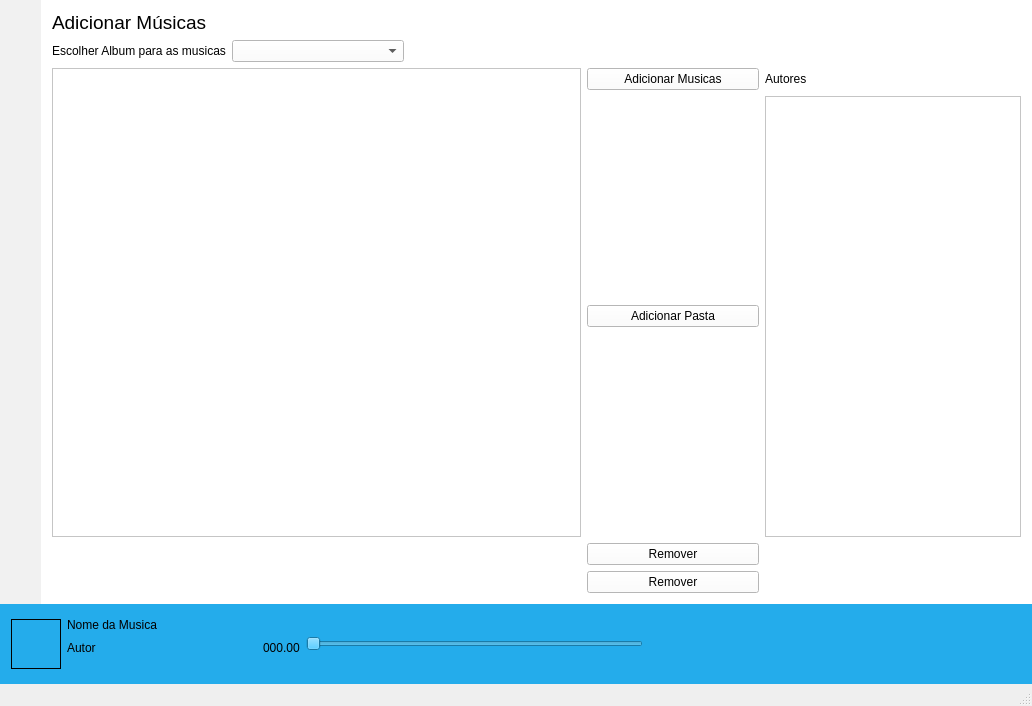
This is media5/mainwindow.ui in Grupo-9-EngenhariaSoftware2016/Media-Player as Qt 5 draws it before an edit. The edited form follows.
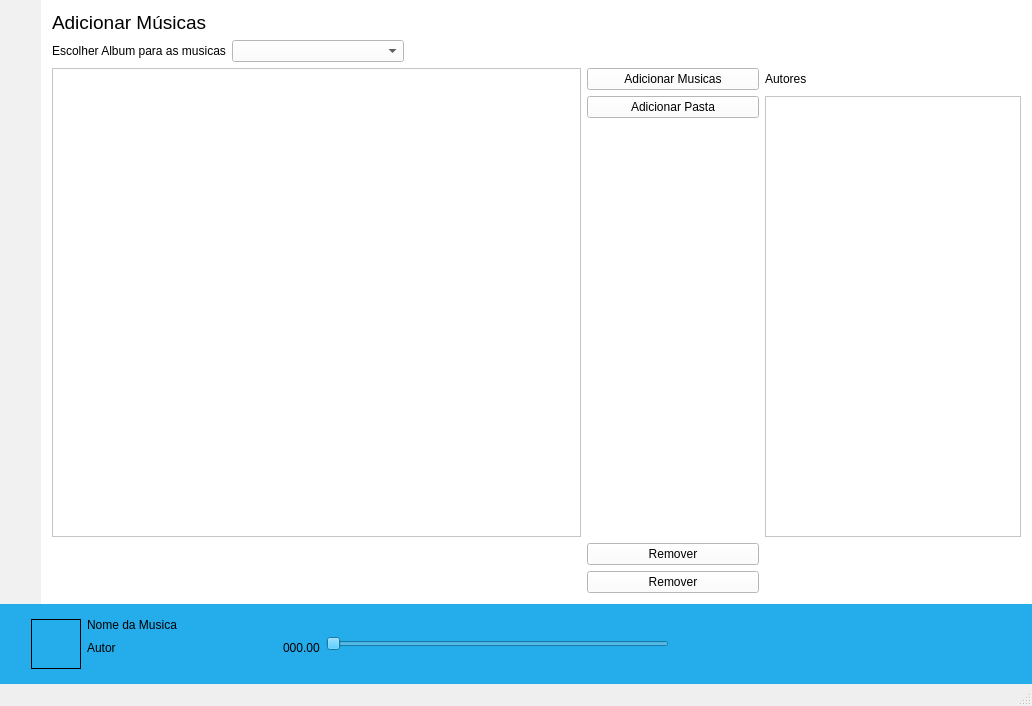
This is the edited form. The open tabs and pages were chosen to show the change. Icons and pictures are not drawn.

```diff
--- a/media5/mainwindow.ui
+++ b/media5/mainwindow.ui
@@ -677,68 +677,52 @@
        <string notr="true">background-color:rgb(36, 172, 235);</string>
       </property>
       <property name="currentIndex">
-       <number>2</number>
+       <number>0</number>
       </property>
       <widget class="QWidget" name="player_tab">
        <layout class="QGridLayout" name="gridLayout_5">
-        <item row="0" column="12" rowspan="3">
-         <widget class="QPushButton" name="player_button_shuffle">
-          <property name="text">
-           <string/>
-          </property>
-          <property name="icon">
-           <iconset resource="icons/img.qrc">
-            <normaloff>:/square.png</normaloff>:/square.png</iconset>
-          </property>
-          <property name="iconSize">
-           <size>
-            <width>24</width>
-            <height>24</height>
-           </size>
-          </property>
-          <property name="flat">
-           <bool>true</bool>
-          </property>
-         </widget>
-        </item>
-        <item row="1" column="4">
+        <item row="1" column="5">
          <widget class="QLabel" name="player_label_timer">
           <property name="text">
            <string>000.00</string>
           </property>
          </widget>
         </item>
-        <item row="0" column="1">
+        <item row="0" column="13" rowspan="3">
+         <widget class="QPushButton" name="player_button_shuffle">
+          <property name="text">
+           <string/>
+          </property>
+          <property name="icon">
+           <iconset resource="icons/img.qrc">
+            <normaloff>:/shuffle.png</normaloff>:/shuffle.png</iconset>
+          </property>
+          <property name="iconSize">
+           <size>
+            <width>24</width>
+            <height>24</height>
+           </size>
+          </property>
+          <property name="flat">
+           <bool>true</bool>
+          </property>
+         </widget>
+        </item>
+        <item row="0" column="2">
          <widget class="QLabel" name="player_label_song">
           <property name="text">
            <string>Nome da Musica</string>
           </property>
          </widget>
         </item>
-        <item row="0" column="3">
-         <spacer name="horizontalSpacer_3">
-          <property name="orientation">
-           <enum>Qt::Horizontal</enum>
-          </property>
-          <property name="sizeType">
-           <enum>QSizePolicy::Fixed</enum>
-          </property>
-          <property name="sizeHint" stdset="0">
-           <size>
-            <width>100</width>
-            <height>20</height>
-           </size>
-          </property>
-         </spacer>
-        </item>
-        <item row="0" column="11" rowspan="3">
+        <item row="0" column="12" rowspan="3">
          <widget class="QPushButton" name="player_button_next">
           <property name="text">
            <string/>
           </property>
           <property name="icon">
            <iconset resource="icons/img.qrc">
-            <normaloff>:/square.png</normaloff>:/square.png</iconset>
+            <normaloff>:/next.png</normaloff>:/next.png</iconset>
           </property>
           <property name="iconSize">
            <size>
@@ -751,7 +735,7 @@
           </property>
          </widget>
         </item>
-        <item row="0" column="9" rowspan="3">
+        <item row="0" column="10" rowspan="3">
          <widget class="QPushButton" name="player_button_play">
           <property name="text">
            <string/>
@@ -769,12 +753,58 @@
             <height>24</height>
            </size>
           </property>
+          <property name="autoDefault">
+           <bool>false</bool>
+          </property>
           <property name="flat">
            <bool>true</bool>
           </property>
          </widget>
         </item>
-        <item row="0" column="0" rowspan="3">
+        <item row="0" column="4">
+         <spacer name="horizontalSpacer_3">
+          <property name="orientation">
+           <enum>Qt::Horizontal</enum>
+          </property>
+          <property name="sizeType">
+           <enum>QSizePolicy::Fixed</enum>
+          </property>
+          <property name="sizeHint" stdset="0">
+           <size>
+            <width>100</width>
+            <height>20</height>
+           </size>
+          </property>
+         </spacer>
+        </item>
+        <item row="0" column="11" rowspan="3">
+         <widget class="QPushButton" name="player_button_stop">
+          <property name="text">
+           <string/>
+          </property>
+          <property name="icon">
+           <iconset resource="icons/img.qrc">
+            <normaloff>:/square.png</normaloff>:/square.png</iconset>
+          </property>
+          <property name="iconSize">
+           <size>
+            <width>24</width>
+            <height>24</height>
+           </size>
+          </property>
+          <property name="flat">
+           <bool>true</bool>
+          </property>
+         </widget>
+        </item>
+        <item row="0" column="6" rowspan="3">
+         <widget class="QSlider" name="player_slider">
+          <property name="orientation">
+           <enum>Qt::Horizontal</enum>
+          </property>
+         </widget>
+        </item>
+        <item row="0" column="1" rowspan="3">
          <widget class="QLabel" name="player_label_artwork">
           <property name="sizePolicy">
            <sizepolicy hsizetype="Expanding" vsizetype="Fixed">
@@ -808,14 +838,14 @@
           </property>
          </widget>
         </item>
-        <item row="0" column="10" rowspan="3">
-         <widget class="QPushButton" name="player_button_stop">
+        <item row="0" column="8" rowspan="3" colspan="2">
+         <widget class="QPushButton" name="player_button_previous">
           <property name="text">
            <string/>
           </property>
           <property name="icon">
            <iconset resource="icons/img.qrc">
-            <normaloff>:/square.png</normaloff>:/square.png</iconset>
+            <normaloff>:/previous.png</normaloff>:/previous.png</iconset>
           </property>
           <property name="iconSize">
            <size>
@@ -828,88 +858,21 @@
           </property>
          </widget>
         </item>
-        <item row="0" column="5" rowspan="3">
-         <widget class="QSlider" name="player_slider">
-          <property name="orientation">
-           <enum>Qt::Horizontal</enum>
-          </property>
-         </widget>
-        </item>
-        <item row="1" column="1">
+        <item row="1" column="2">
          <widget class="QLabel" name="player_label_artist">
           <property name="text">
            <string>Autor</string>
           </property>
          </widget>
         </item>
-        <item row="0" column="7" rowspan="3" colspan="2">
-         <widget class="QPushButton" name="player_button_previous">
-          <property name="text">
-           <string/>
-          </property>
-          <property name="icon">
-           <iconset resource="icons/img.qrc">
-            <normaloff>:/square.png</normaloff>:/square.png</iconset>
-          </property>
-          <property name="iconSize">
-           <size>
-            <width>24</width>
-            <height>24</height>
-           </size>
-          </property>
-          <property name="flat">
-           <bool>true</bool>
-          </property>
-         </widget>
-        </item>
-        <item row="0" column="13" rowspan="3">
-         <widget class="QPushButton" name="player_button_repeat">
-          <property name="text">
-           <string/>
-          </property>
-          <property name="icon">
-           <iconset resource="icons/img.qrc">
-            <normaloff>:/square.png</normaloff>:/square.png</iconset>
-          </property>
-          <property name="iconSize">
-           <size>
-            <width>24</width>
-            <height>24</height>
-           </size>
-          </property>
-          <property name="flat">
-           <bool>true</bool>
-          </property>
-         </widget>
-        </item>
-        <item row="0" column="15" rowspan="3">
-         <widget class="QPushButton" name="player_button_3">
-          <property name="text">
-           <string/>
-          </property>
-          <property name="icon">
-           <iconset resource="icons/img.qrc">
-            <normaloff>:/square.png</normaloff>:/square.png</iconset>
-          </property>
-          <property name="iconSize">
-           <size>
-            <width>24</width>
-            <height>24</height>
-           </size>
-          </property>
-          <property name="flat">
-           <bool>true</bool>
-          </property>
-         </widget>
-        </item>
         <item row="0" column="14" rowspan="3">
-         <widget class="QPushButton" name="player_button_mute">
+         <widget class="QPushButton" name="player_button_repeat">
           <property name="text">
            <string/>
           </property>
           <property name="icon">
            <iconset resource="icons/img.qrc">
-            <normaloff>:/square.png</normaloff>:/square.png</iconset>
+            <normaloff>:/repeat.png</normaloff>:/repeat.png</iconset>
           </property>
           <property name="iconSize">
            <size>
@@ -922,7 +885,7 @@
           </property>
          </widget>
         </item>
-        <item row="0" column="6">
+        <item row="0" column="7">
          <spacer name="horizontalSpacer_9">
           <property name="orientation">
            <enum>Qt::Horizontal</enum>
@@ -938,6 +901,62 @@
           </property>
          </spacer>
         </item>
+        <item row="0" column="15" rowspan="3">
+         <widget class="QPushButton" name="player_button_mute">
+          <property name="text">
+           <string/>
+          </property>
+          <property name="icon">
+           <iconset resource="icons/img.qrc">
+            <normaloff>:/Som.png</normaloff>
+            <normalon>:/Silence.png</normalon>:/Som.png</iconset>
+          </property>
+          <property name="iconSize">
+           <size>
+            <width>24</width>
+            <height>24</height>
+           </size>
+          </property>
+          <property name="default">
+           <bool>false</bool>
+          </property>
+          <property name="flat">
+           <bool>true</bool>
+          </property>
+         </widget>
+        </item>
+        <item row="0" column="0">
+         <spacer name="horizontalSpacer_8">
+          <property name="orientation">
+           <enum>Qt::Horizontal</enum>
+          </property>
+          <property name="sizeType">
+           <enum>QSizePolicy::Fixed</enum>
+          </property>
+          <property name="sizeHint" stdset="0">
+           <size>
+            <width>20</width>
+            <height>20</height>
+           </size>
+          </property>
+         </spacer>
+        </item>
+        <item row="0" column="16">
+         <spacer name="horizontalSpacer_11">
+          <property name="orientation">
+           <enum>Qt::Horizontal</enum>
+          </property>
+          <property name="sizeType">
+           <enum>QSizePolicy::Fixed</enum>
+          </property>
+          <property name="sizeHint" stdset="0">
+           <size>
+            <width>20</width>
+            <height>20</height>
+           </size>
+          </property>
+         </spacer>
+        </item>
        </layout>
       </widget>
       <widget class="QWidget" name="options_tab">
@@ -1051,7 +1070,7 @@
       </widget>
      </widget>
     </item>
-    <item row="0" column="1">
+    <item row="0" column="3">
      <widget class="QStackedWidget" name="pages">
       <property name="palette">
        <palette>
@@ -2171,20 +2190,6 @@
             </property>
            </widget>
           </item>
-          <item row="3" column="3">
-           <widget class="QPushButton" name="page_add_music_button_addFolder">
-            <property name="text">
-             <string>Adicionar Pasta</string>
-            </property>
-           </widget>
-          </item>
-          <item row="2" column="3">
-           <widget class="QPushButton" name="page_add_music_button_addMusic">
-            <property name="text">
-             <string>Adicionar Musicas</string>
-            </property>
-           </widget>
-          </item>
           <item row="2" column="4">
            <widget class="QLabel" name="page_add_music_label_3">
             <property name="text">
@@ -2192,33 +2197,47 @@
             </property>
            </widget>
           </item>
-          <item row="3" column="4">
-           <widget class="QTableWidget" name="page_add_music_tableWidget_artists">
-            <property name="sizePolicy">
-             <sizepolicy hsizetype="Fixed" vsizetype="Expanding">
-              <horstretch>0</horstretch>
-              <verstretch>0</verstretch>
-             </sizepolicy>
+          <item row="2" column="3">
+           <widget class="QPushButton" name="page_add_music_button_addMusic">
+            <property name="text">
+             <string>Adicionar Musicas</string>
             </property>
            </widget>
           </item>
-          <item row="2" column="0" rowspan="2" colspan="3">
+          <item row="2" column="0" rowspan="3" colspan="3">
            <widget class="QTableWidget" name="page_add_music_tableWidget_musics"/>
           </item>
-          <item row="9" column="3">
+          <item row="10" column="3">
            <widget class="QPushButton" name="page_add_music_button_1">
             <property name="text">
              <string>Remover</string>
             </property>
            </widget>
           </item>
-          <item row="7" column="3">
+          <item row="8" column="3">
            <widget class="QPushButton" name="page_add_music_button_2">
             <property name="text">
              <string>Remover</string>
             </property>
            </widget>
           </item>
+          <item row="3" column="3">
+           <widget class="QPushButton" name="page_add_music_button_addFolder">
+            <property name="text">
+             <string>Adicionar Pasta</string>
+            </property>
+           </widget>
+          </item>
+          <item row="3" column="4" rowspan="2">
+           <widget class="QTableWidget" name="page_add_music_tableWidget_artists">
+            <property name="sizePolicy">
+             <sizepolicy hsizetype="Fixed" vsizetype="Expanding">
+              <horstretch>0</horstretch>
+              <verstretch>0</verstretch>
+             </sizepolicy>
+            </property>
+           </widget>
+          </item>
          </layout>
         </item>
        </layout>
```
